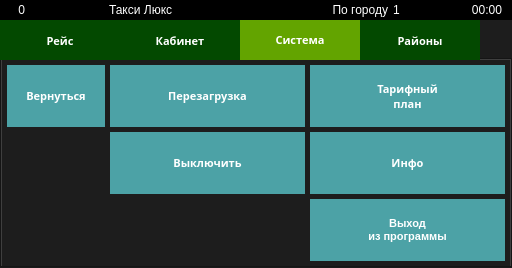
Before: the Qt Designer form indigotaxi.ui in koolkhel/wince-taximeter, drawn with Qt 5.
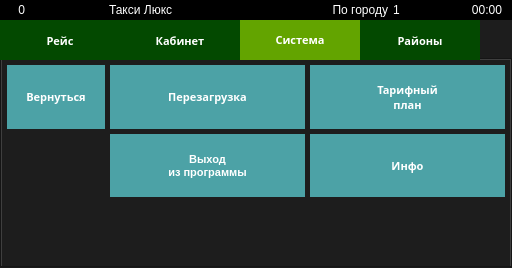
After: the same form once the commit is applied. The open tabs and pages were chosen to show the change. Icons and pictures are not drawn.

Commit message: выходные данные, чуть-чуть ещё UI

Patch:
```diff
--- a/indigotaxi.ui
+++ b/indigotaxi.ui
@@ -2377,19 +2377,6 @@
                   </property>
                  </widget>
                 </item>
-                <item row="1" column="1">
-                 <widget class="QPushButton" name="turnOffButton">
-                  <property name="sizePolicy">
-                   <sizepolicy hsizetype="Preferred" vsizetype="Expanding">
-                    <horstretch>0</horstretch>
-                    <verstretch>0</verstretch>
-                   </sizepolicy>
-                  </property>
-                  <property name="text">
-                   <string>Выключить</string>
-                  </property>
-                 </widget>
-                </item>
                 <item row="1" column="2">
                  <widget class="QPushButton" name="softInfoButton">
                   <property name="sizePolicy">
@@ -2403,7 +2390,7 @@
                   </property>
                  </widget>
                 </item>
-                <item row="2" column="2">
+                <item row="1" column="1">
                  <widget class="QPushButton" name="exitButton_2">
                   <property name="sizePolicy">
                    <sizepolicy hsizetype="Minimum" vsizetype="Expanding">
```
Left out of the diff: 61 changed lines with no effect on the pictures. The commit also changes 2 other files.
